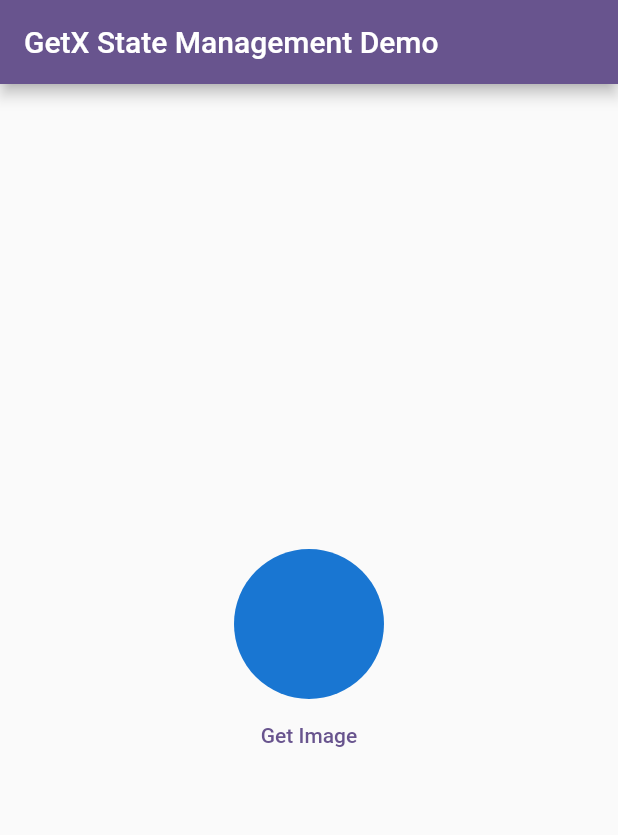
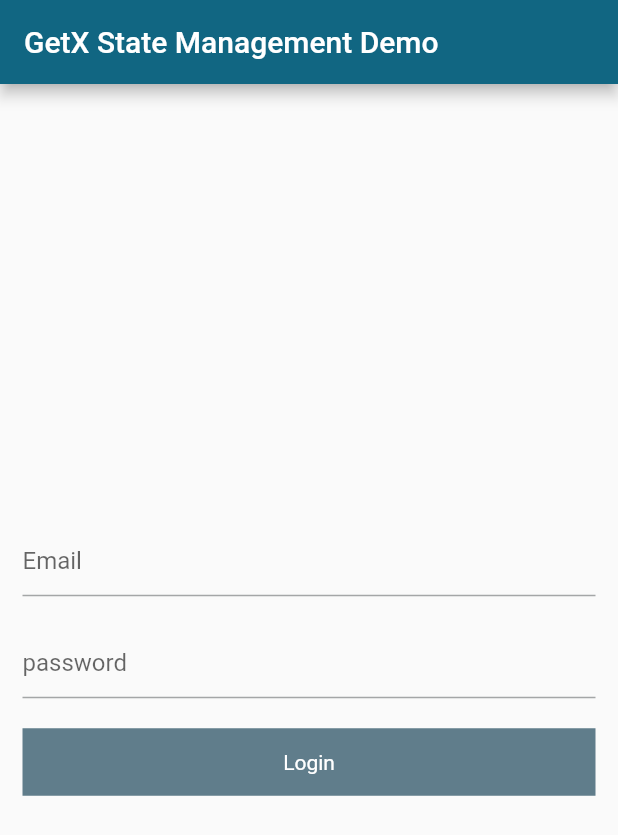
Before and after one commit to dilipwebs/getxstate, a Flutter app: the screen it shows after launch, on a phone screen of 412 x 824 dp. Shown: the top 835 px of the screen. Run offline on Flutter 3.47's test engine with Material 3 defaults, Android fonts, the phone set to English and light mode, and no system bars; our stand-ins replace get, image_picker, url_strategy.

Commit message:
getx login example

```diff
--- a/lib/home_screen.dart
+++ b/lib/home_screen.dart
@@ -6,6 +6,7 @@
 import 'package:getstate/example_three.dart';
 import 'package:getstate/favorite_controller.dart';
 import 'package:getstate/image_picker_controller.dart';
+import 'package:getstate/login_controller.dart';
 
 class HomeScreen extends StatefulWidget {
   const HomeScreen({super.key});
@@ -15,7 +16,7 @@
 }
 
 class _HomeScreenState extends State<HomeScreen> {
-  ImagePickerController imagePickerController = Get.put(ImagePickerController());
+  LoginController loginController = Get.put(LoginController());
 
   @override
   void initState() {
@@ -30,22 +31,47 @@
             'GetX State Management Demo',
           ),
         ),
-      body: Obx(() => Column(
+        body: Padding(
+          padding: const EdgeInsets.all(15.0),
+          child: Column(
             mainAxisAlignment: MainAxisAlignment.center,
             crossAxisAlignment: CrossAxisAlignment.center,
             children: [
-          Center(
-            child: CircleAvatar(
-              radius: 50,
-              backgroundImage: imagePickerController.imagePath.isNotEmpty ? FileImage(
-                  File(imagePickerController.imagePath.value)) : null
+              TextFormField(
+                controller: loginController.emailController.value,
+                decoration: const InputDecoration(hintText: 'Email'),
+              ),
+              const SizedBox(
+                height: 20,
+              ),
+              TextFormField(
+                controller: loginController.passwordController.value,
+                decoration: const InputDecoration(hintText: 'password'),
+              ),
+              const SizedBox(
+                height: 20,
+              ),
+              Obx(() => InkWell(
+                    onTap: () {
+                      loginController.loginApi();
+                    },
+                    child: Container(
+                      height: 45,
+                      color: Colors.blueGrey,
+                      child: Center(
+                        child: loginController.loading.value
+                            ? const CircularProgressIndicator(
+                                color: Colors.white,
+                              )
+                            : const Text(
+                                'Login',
+                                style: TextStyle(color: Colors.white),
                               ),
                       ),
-          TextButton(onPressed: (){
-            imagePickerController.getImage();
-          }, child: const Text('Get Image'))
+                    ),
+                  )),
             ],
-      ))
-    );
+          ),
+        ));
   }
 }
--- /dev/null
+++ b/lib/login_controller.dart
@@ -0,0 +1,41 @@
+import 'dart:convert';
+
+import 'package:flutter/cupertino.dart';
+import 'package:flutter/material.dart';
+import 'package:get/get.dart';
+import 'package:get/get_rx/get_rx.dart';
+import 'package:http/http.dart';
+
+class LoginController extends GetxController {
+  final emailController = TextEditingController().obs;
+  final passwordController = TextEditingController().obs;
+
+  RxBool loading = false.obs;
+
+  void loginApi() async {
+    loading.value = true;
+    try {
+      final response =
+          await post(Uri.parse("https://reqres.in/api/login"), body: {
+        'email': emailController.value.text,
+        'password': passwordController.value.text,
+      }, headers: {});
+
+      var data = jsonDecode(response.body);
+
+      if (response.statusCode == 200) {
+        loading.value = false;
+        Get.snackbar('Login successful', 'Congratulations',
+            snackPosition: SnackPosition.BOTTOM);
+      } else {
+        loading.value = false;
+        Get.snackbar('Login failed', data['error'],
+            snackPosition: SnackPosition.TOP, backgroundColor: Colors.blueGrey.withOpacity(0.6));
+      }
+    } catch (e) {
+      loading.value = false;
+      Get.snackbar('Exception', e.toString(),
+          snackPosition: SnackPosition.BOTTOM);
+    }
+  }
+}
--- a/lib/main.dart
+++ b/lib/main.dart
@@ -25,7 +25,7 @@
       fallbackLocale: Locale('en','US'),
       debugShowCheckedModeBanner: false,
       theme: ThemeData(
-        colorScheme: ColorScheme.fromSeed(seedColor: Colors.deepPurple),
+        colorScheme: ColorScheme.fromSeed(seedColor: Colors.blueGrey),
         useMaterial3: false,
       ),
       //home: const HomeScreen(),
--- a/pubspec.yaml
+++ b/pubspec.yaml
@@ -19,6 +19,7 @@
   get: ^4.6.6
   url_strategy: ^0.2.0
   image_picker:
+  http:
 
 
 
```
Also changed, not shown: pubspec.lock. Lines whose indentation alone changed are shown as unchanged.
